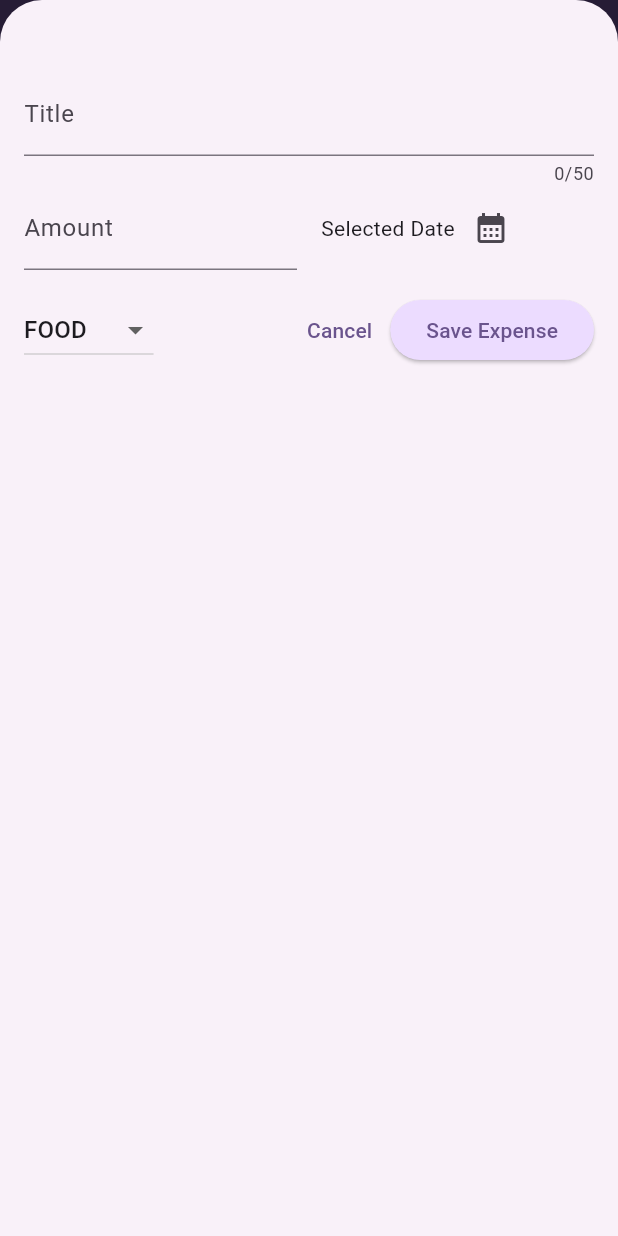
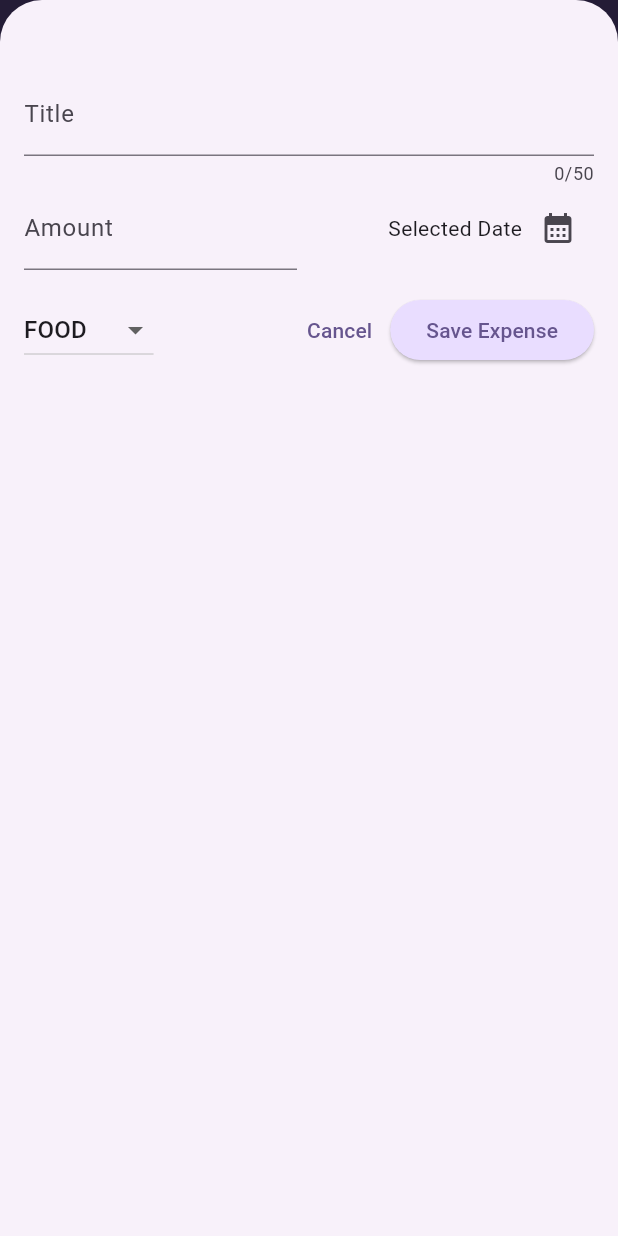
Before and after one commit to BrajeshSanodiya/ExpenseReporter, a Flutter app: the screen it shows after launch, after a tap on the "add" icon, on a phone screen of 412 x 824 dp. Run offline on Flutter 3.47's test engine with Material 3 defaults, Android fonts, the phone set to English and light mode, and no system bars.

Commit message:
Responsive & Adaptive UI

```diff
--- a/lib/main.dart
+++ b/lib/main.dart
@@ -4,20 +4,22 @@ import 'package:flutter/material.dart';
 
 
 
-var kColorScheme = ColorScheme.fromSeed(seedColor: const Color.fromARGB(255, 138, 88, 214));
+var kColorScheme = ColorScheme.fromSeed(seedColor: const Color.fromARGB(255, 151, 116, 233));
 
 var kDarkColorScheme = ColorScheme.fromSeed(
   brightness: Brightness.dark,
   seedColor: const Color.fromARGB(255, 85, 144, 153));
 void main() {
   String textVersion = "1.0.0";
-  // final packageInfo = await PackageInfo.fromPlatform();
-  // textVersion = "App version: V${packageInfo.version}";
+  // WidgetsFlutterBinding.ensureInitialized();
+  // SystemChrome.setPreferredOrientations(
+  //   [
+  //     DeviceOrientation.portraitUp
+  //   ]
+  // ).then((value) {
 
-
-runApp(MaterialApp(
-
-
+runApp(
+  MaterialApp(
   darkTheme: ThemeData.dark().copyWith(colorScheme: kDarkColorScheme,
    cardTheme: const CardTheme().copyWith(
       color: kDarkColorScheme.secondaryContainer,
@@ -54,5 +56,12 @@ runApp(MaterialApp(
     )
   ),
   themeMode: ThemeMode.system,
-  home: SplashScreen(txtVersion: textVersion)));
+  home: SplashScreen(txtVersion: textVersion))
+  );
+
+  //},);
+
+  // final packageInfo = await PackageInfo.fromPlatform();
+  // textVersion = "App version: V${packageInfo.version}";
+
 }
--- a/lib/widgets/expenses.dart
+++ b/lib/widgets/expenses.dart
@@ -44,6 +44,7 @@ class _ExpensesState extends State<Expenses> {
 
   void _openAddExpenseOverlay() {
     showModalBottomSheet(
+        useSafeArea: true,
         isScrollControlled: true,
         context: context,
         builder: (ctx) {
@@ -81,6 +82,8 @@ class _ExpensesState extends State<Expenses> {
 
   @override
   Widget build(BuildContext context) {
+    final width = MediaQuery.of(context).size.width;
+    final height = MediaQuery.of(context).size.height;
     Widget mainContent = const Center(child: Text("No content to show"));
     if (_registerExpenses.isNotEmpty) {
       mainContent = ExpensesList(
@@ -97,11 +100,16 @@ class _ExpensesState extends State<Expenses> {
                 onPressed: _openAddExpenseOverlay, icon: const Icon(Icons.add))
           ],
         ),
-        body: Column(
-          children: [
-          Chart(expenses: _registerExpenses),
-          Expanded(child: mainContent)
-          ],
-        ));
+        body: width<600
+            ? Column(
+                children: [
+                  Chart(expenses: _registerExpenses),
+                  Expanded(child: mainContent)
+                ],
+              )
+            : Row(children: [
+                Expanded(child: Chart(expenses: _registerExpenses))  ,
+                Expanded(child: mainContent)
+              ]));
   }
 }
--- a/lib/widgets/new_expenses.dart
+++ b/lib/widgets/new_expenses.dart
@@ -1,4 +1,7 @@
+import 'dart:io';
+
 import 'package:expense_reporter/models/expense.dart';
+import 'package:flutter/cupertino.dart';
 import 'package:flutter/material.dart';
 
 class NewExpenses extends StatefulWidget {
@@ -22,18 +25,36 @@ class _NewExpensesState extends State<NewExpenses> {
     final now = DateTime.now();
     final firstDate = DateTime(now.year - 1, now.month, now.day);
     final pickedDate = await showDatePicker(
-        context: context, initialDate: now, firstDate: firstDate, lastDate: now);
+        context: context,
+        initialDate: now,
+        firstDate: firstDate,
+        lastDate: now);
     setState(() {
       selectedDate = pickedDate;
     });
   }
 
-  void _submitExpansesData() {
-    final enterAmount = double.tryParse(_amountController.text);
-    final amountIsInvalid = enterAmount == null || enterAmount <= 0;
-    if (_titleController.text.trim().isEmpty ||
-        amountIsInvalid ||
-        selectedDate == null) {
+  void _showDailog() {
+    if (Platform.isIOS) {
+      showCupertinoDialog(
+          context: context,
+          builder: (context) {
+            return CupertinoAlertDialog(
+              title: const Text(
+                "Invalid Input",
+              ),
+              content: const Text(
+                  "Please make sure valid Title, Amount, Date and Category was entered"),
+              actions: [
+                TextButton(
+                    onPressed: () {
+                      Navigator.pop(context);
+                    },
+                    child: const Text("Okay")),
+              ],
+            );
+          });
+    } else {
       showDialog(
         context: context,
         builder: (context) {
@@ -53,7 +74,16 @@ class _NewExpensesState extends State<NewExpenses> {
           );
         },
       );
-      return;
+    }
+  }
+
+  void _submitExpansesData() {
+    final enterAmount = double.tryParse(_amountController.text);
+    final amountIsInvalid = enterAmount == null || enterAmount <= 0;
+    if (_titleController.text.trim().isEmpty ||
+        amountIsInvalid ||
+        selectedDate == null) {
+      return _showDailog();
     }
 
     widget.onAddExpense(Expense(
@@ -63,7 +93,6 @@ class _NewExpensesState extends State<NewExpenses> {
         category: selectedCategory));
 
     Navigator.pop(context);
-
   }
 
   @override
@@ -72,40 +101,31 @@ class _NewExpensesState extends State<NewExpenses> {
     _amountController.dispose();
     super.dispose();
   }
+
   // var enteredTitle = '';
   // void saveTitleValue(String inputValue) {
   //   enteredTitle = inputValue;
   // }
-
-  @override
-  Widget build(BuildContext context) {
-    return Padding(
-      padding: const EdgeInsets.fromLTRB(16,48,16,16),
-      child: Column(
-        children: [
-          TextField(
+  TextField get titleTextField => TextField(
         //onChanged: saveTitleValue,
         controller: _titleController,
         maxLength: 50,
         decoration: const InputDecoration(
           label: Text("Title"),
         ),
-          ),
-          Row(
-            children: [
-              Expanded(
-                child: TextField(
+      );
+
+  TextField get amountTextField => TextField(
         controller: _amountController,
         keyboardType: TextInputType.number,
         decoration: const InputDecoration(
           prefixText: '\$ ',
           label: Text("Amount"),
         ),
-                ),
-              ),
-              const SizedBox(width: 16),
-              Expanded(
-                  child: Row(
+      );
+
+  Row get selectDateRow => Row(
+        mainAxisAlignment: MainAxisAlignment.end,
         children: [
           Text(selectedDate == null
               ? 'Selected Date'
@@ -114,20 +134,13 @@ class _NewExpensesState extends State<NewExpenses> {
               onPressed: _presentDatePicker,
               icon: const Icon(Icons.calendar_month)),
         ],
-              )),
-            ],
-          ),
-          const SizedBox(
-            height: 16,
-          ),
-          Row(
-            children: [
-              DropdownButton(
+      );
+
+  DropdownButton get categoryDropDown => DropdownButton(
         value: selectedCategory,
         items: Category.values
             .map((category) => DropdownMenuItem(
-                        value: category,
-                        child: Text(category.name.toUpperCase())))
+                value: category, child: Text(category.name.toUpperCase())))
             .toList(),
         onChanged: (value) {
           if (value == null) {
@@ -137,20 +150,81 @@ class _NewExpensesState extends State<NewExpenses> {
             selectedCategory = value;
           });
         },
-              ),
-              const Spacer(),
+      );
+
+  Row get saveCancelButton => Row(
+        mainAxisAlignment: MainAxisAlignment.end,
+        children: [
           TextButton(
               onPressed: () {
                 Navigator.pop(context);
               },
               child: const Text('Cancel')),
           ElevatedButton(
-                  onPressed: _submitExpansesData,
-                  child: const Text("Save Expense"))
+              onPressed: _submitExpansesData, child: const Text("Save Expense"))
+        ],
+      );
+
+  @override
+  Widget build(BuildContext context) {
+    final keyboardSpace = MediaQuery.of(context).viewInsets.bottom;
+
+    return LayoutBuilder(builder: (context, constrants) {
+      final width = constrants.maxWidth;
+      return SizedBox(
+        height: double.infinity,
+        child: SingleChildScrollView(
+          child: Padding(
+            padding: EdgeInsets.fromLTRB(16, 48, 16, keyboardSpace + 16),
+            child: Column(
+              children: [
+                if (width >= 600)
+                  Row(
+                    crossAxisAlignment: CrossAxisAlignment.start,
+                    children: [
+                      Expanded(child: titleTextField),
+                      const SizedBox(
+                        width: 24,
+                      ),
+                      Expanded(child: amountTextField),
+                    ],
+                  )
+                else
+                  titleTextField,
+                if (width >= 600)
+                  Row(
+                    children: [
+                      categoryDropDown,
+                      const Spacer(),
+                      Expanded(child: selectDateRow),
+                    ],
+                  )
+                else
+                  Row(
+                    children: [
+                      Expanded(child: amountTextField),
+                      const SizedBox(width: 16),
+                      Expanded(child: selectDateRow),
+                    ],
+                  ),
+                const SizedBox(
+                  height: 16,
+                ),
+                if (width >= 600)
+                  saveCancelButton
+                else
+                  Row(
+                    children: [
+                      categoryDropDown,
+                      const Spacer(),
+                      saveCancelButton
                     ],
                   )
               ],
             ),
+          ),
+        ),
       );
+    });
   }
 }
```
Also changed, not shown: 2 other files. Lines whose indentation alone changed are shown as unchanged.
